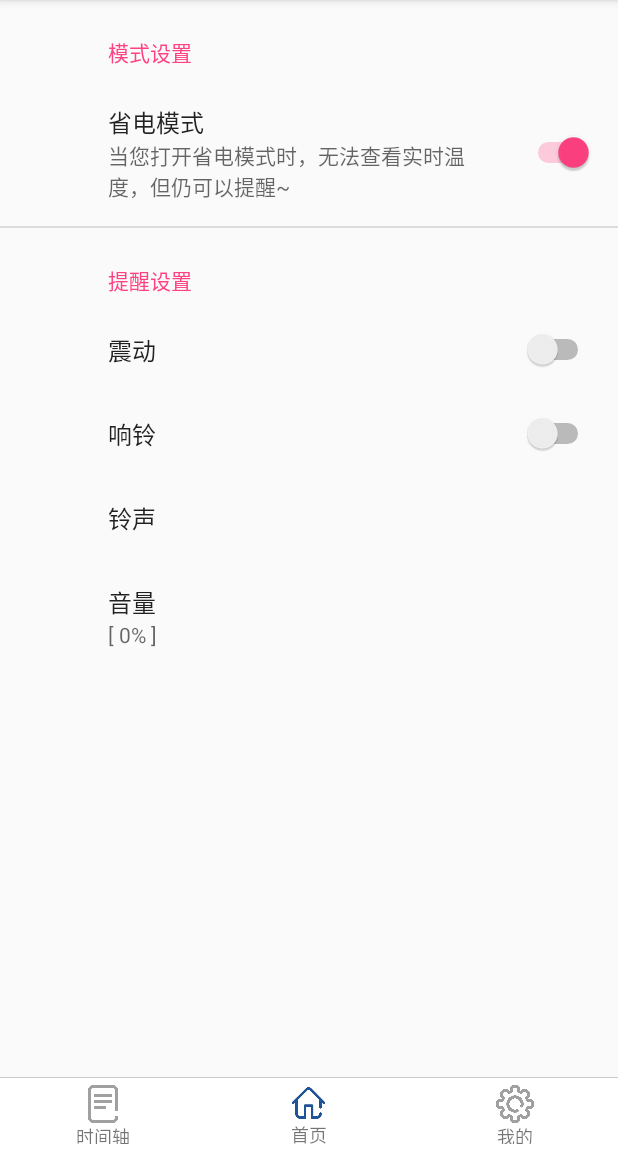
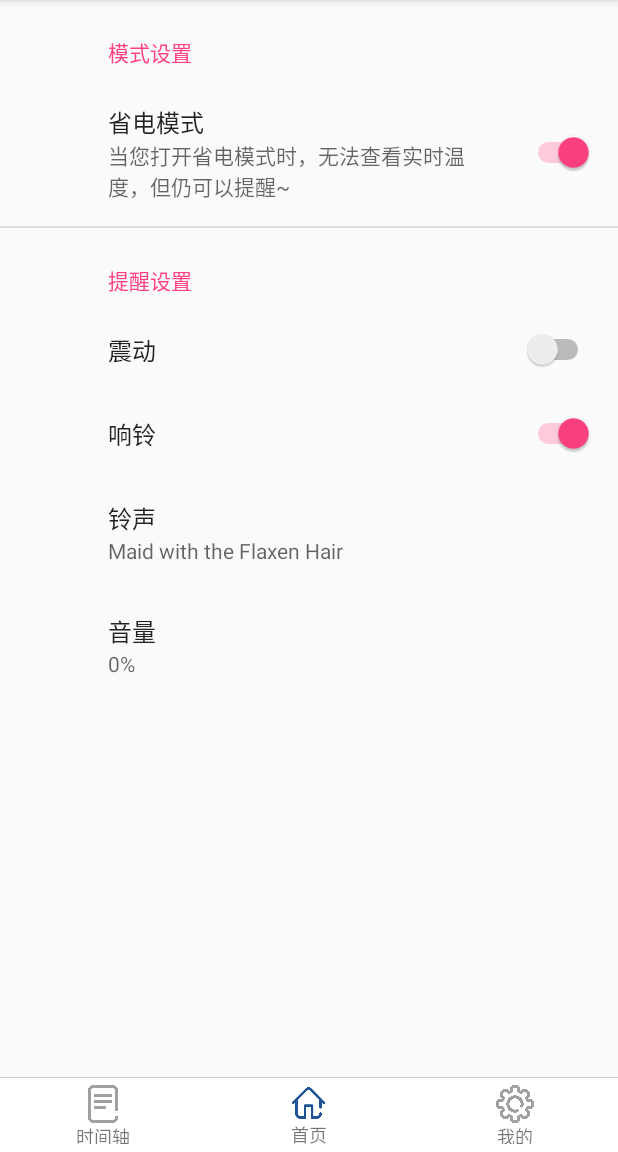
Before and after one commit to YuQiao0303/SmartDiaper, an Android app: the fragment SetupFragment placed in its activity, on a phone screen of 412 x 824 dp, the part 84-1236 px from its top. Run offline under Robolectric (Android 15) with nearby library versions, the phone set to English and light mode, and no system bars; our stand-ins replace androidx.preference; libraries missing offline, so code that uses them is left out: android.support.v7; 1 statement that could not run was skipped.

Commit message:
use MyApplication.getContext() set preferences enable and summary at first and when changed

```diff
--- a/SeekbarPreferenceLib/src/main/java/me/zhanghai/android/seekbarpreference/SeekBarPreference.java
+++ b/SeekbarPreferenceLib/src/main/java/me/zhanghai/android/seekbarpreference/SeekBarPreference.java
@@ -134,17 +134,18 @@ public class SeekBarPreference extends DialogPreference {
     }
 
     /**
+     * commented by YuQiao0303
      * {@inheritDoc}
      */
-    @Override
-    public CharSequence getSummary() {
-        CharSequence summary = super.getSummary();
-        if (summary == null) {
-            return null;
-        } else {
-            return String.format(summary.toString(), getProgress(), mSeekBar.getMax());
-        }
-    }
+//    @Override
+//    public CharSequence getSummary() {
+//        CharSequence summary = super.getSummary();
+//        if (summary == null) {
+//            return null;
+//        } else {
+//            return String.format(summary.toString(), getProgress(), mSeekBar.getMax());
+//        }
+//    }
 
     /**
      * Returns the raw summary of this Preference, not formatted as in getSummary().
--- a/app/src/main/AndroidManifest.xml
+++ b/app/src/main/AndroidManifest.xml
@@ -10,6 +10,7 @@
     <uses-permission android:name="android.permission.VIBRATE" />
 
     <application
+        android:name=".MyApplication"
         android:allowBackup="true"
         android:icon="@mipmap/ic_launcher"
         android:label="@string/app_name"
--- a/app/src/main/java/com/example/admin/smartdiaper/activity/HomeFragment.java
+++ b/app/src/main/java/com/example/admin/smartdiaper/activity/HomeFragment.java
@@ -26,6 +26,7 @@ import android.widget.Button;
 import android.widget.Switch;
 
 import com.example.admin.smartdiaper.MainActivity;
+import com.example.admin.smartdiaper.MyApplication;
 import com.example.admin.smartdiaper.R;
 
 import static android.content.Context.NOTIFICATION_SERVICE;
@@ -147,11 +148,11 @@ public class HomeFragment extends Fragment{
      */
     public void sendNotification() {
         //设置跳转到MainActivity 的 pendingintent，作为这条通知的点击事件
-        Intent intent = new Intent(this.getContext(), MainActivity.class);
-        PendingIntent pi = PendingIntent.getActivity(this.getContext(),0,intent,0);
+        Intent intent = new Intent(MyApplication.getContext(), MainActivity.class);
+        PendingIntent pi = PendingIntent.getActivity(MyApplication.getContext(),0,intent,0);
 
         NotificationManager manager = (NotificationManager) getActivity().getSystemService(NOTIFICATION_SERVICE);
-        Notification notification = new NotificationCompat.Builder(this.getContext(), "remind")  //注意了这里需要一个channelId
+        Notification notification = new NotificationCompat.Builder(MyApplication.getContext(), "remind")  //注意了这里需要一个channelId
                 .setContentTitle("宝宝尿了~")
                 .setContentText("可以更换纸尿裤了哦~")
                 .setSmallIcon(R.mipmap.ic_launcher_round)
@@ -177,7 +178,7 @@ public class HomeFragment extends Fragment{
         //创建震动服务对象
         Vibrator mVibrator;
         //获取手机震动服务
-        mVibrator=(Vibrator)this.getContext().getSystemService(Service.VIBRATOR_SERVICE);
+        mVibrator=(Vibrator)MyApplication.getContext().getSystemService(Service.VIBRATOR_SERVICE);
         long[] patter = {0, 500, 500, 500, 500, 500};  //静止xxms，震动xxms，静止xxms，震动xxms
         mVibrator.vibrate(patter, -1);  //循环，表示从数组的哪个下标开始循环，如果是-1表示不循环
 
@@ -204,9 +205,9 @@ public class HomeFragment extends Fragment{
 
         //加载全部音频
         //priority 目前没用
-        soundId[0] = soundPool.load(this.getContext(), R.raw.test_music0, 1);
-        soundId[1] = soundPool.load(this.getContext(), R.raw.test_music1, 1);
-        soundId[2] = soundPool.load(this.getContext(), R.raw.test_music2, 1);
+        soundId[0] = soundPool.load(MyApplication.getContext(), R.raw.test_music0, 1);
+        soundId[1] = soundPool.load(MyApplication.getContext(), R.raw.test_music1, 1);
+        soundId[2] = soundPool.load(MyApplication.getContext(), R.raw.test_music2, 1);
 
         //设置音频加载完毕监听事件
         soundPool.setOnLoadCompleteListener(new SoundPool.OnLoadCompleteListener() {
--- a/app/src/main/java/com/example/admin/smartdiaper/activity/SetupFragment.java
+++ b/app/src/main/java/com/example/admin/smartdiaper/activity/SetupFragment.java
@@ -19,8 +19,11 @@ import com.example.admin.smartdiaper.R;
 
 import me.zhanghai.android.seekbarpreference.SeekBarPreference;
 
-public class SetupFragment extends PreferenceFragmentCompat {
+public class SetupFragment extends PreferenceFragmentCompat implements SharedPreferences.OnSharedPreferenceChangeListener {
     private static final String TAG = "SetupFragment";
+    SwitchPreference ring;
+    ListPreference ringMusic;
+    SeekBarPreference ringVolume;
     public SetupFragment() {
         // Required empty public constructor
     }
@@ -28,11 +31,19 @@ public class SetupFragment extends PreferenceFragmentCompat {
 
     @Override
     public void onCreatePreferences(Bundle savedInstanceState,String rootKey) {
-        //getPreferenceManager().setSharedPreferencesName("mysetting");
+        Log.d(TAG, "onCreatePreferences: ");
         addPreferencesFromResource(R.xml.preference_settings);
+
+        ring = (SwitchPreference)findPreference("ring");
+        ringMusic = (ListPreference)findPreference("ring_music");
+        ringVolume = (SeekBarPreference)findPreference("ring_volume");
 
     }
 
+    /**
+     * 针对seekBarPreference 做专门处理
+     * @param preference
+     */
     @Override
     public void onDisplayPreferenceDialog(Preference preference) {
         if (!SeekBarPreference.onDisplayPreferenceDialog(this, preference)) {
@@ -40,19 +51,19 @@ public class SetupFragment extends PreferenceFragmentCompat {
         }
     }
 
-    //监听事件
+    /**
+     * 鼠标单击事件
+     * listview可以播放音乐
+     * @param preference
+     * @return
+     */
     @Override
     public boolean onPreferenceTreeClick(Preference preference){
         switch (preference.getKey())
         {
-            //设置铃声和音量是否可选
+
             case "ring" :{
-                SwitchPreference ring = (SwitchPreference)findPreference("ring");
-                ListPreference ringMusic = (ListPreference)findPreference("ring_music");
-                SeekBarPreference ringVolume = (SeekBarPreference)findPreference("ring_volume");
-
-                ringMusic.setEnabled(ring.isChecked());
-                ringVolume.setEnabled(ring.isChecked());
+                //播放音乐
                 break;
             }
         }
@@ -60,12 +71,42 @@ public class SetupFragment extends PreferenceFragmentCompat {
         return super.onPreferenceTreeClick(preference);
     }
 
-//    @Override
-//    public View onCreateView(LayoutInflater inflater, ViewGroup container,
-//                             Bundle savedInstanceState) {
-//        // Inflate the layout for this fragment
-//        return inflater.inflate(R.layout.fragment_setup, container, false);
-//    }
+    /**
+     * 设置更改事件
+     * @param sharedPreferences
+     * @param key
+     */
+    @Override
+    public void onSharedPreferenceChanged(SharedPreferences sharedPreferences, String key) {
+        Log.d(TAG, "onSharedPreferenceChanged: key = " + key);
+        setAll();
 
+    }
 
+    /**
+     * 设置铃声和音量是否可选
+     */
+    public void setAll(){
+        //setEnable
+        ringMusic.setEnabled(ring.isChecked());
+        ringVolume.setEnabled(ring.isChecked());
+
+        //setSummary
+        ringMusic.setSummary(ringMusic.getEntry());
+        ringVolume.setSummary(ringVolume.getProgress()+"%");
+
+    }
+
+    @Override
+    public void onResume() {
+        super.onResume();
+        setAll();
+        getPreferenceManager().getSharedPreferences().registerOnSharedPreferenceChangeListener(this);
+    }
+
+    @Override
+    public void onPause() {
+        getPreferenceManager().getSharedPreferences().unregisterOnSharedPreferenceChangeListener(this);
+        super.onPause();
+    }
 }
--- a/app/src/main/java/com/example/admin/smartdiaper/activity/TimeLineFragment.java
+++ b/app/src/main/java/com/example/admin/smartdiaper/activity/TimeLineFragment.java
@@ -14,6 +14,7 @@ import android.view.View;
 import android.view.ViewGroup;
 
 
+import com.example.admin.smartdiaper.MyApplication;
 import com.example.admin.smartdiaper.R;
 
 import com.example.admin.smartdiaper.adapter.TimeAdapter;
@@ -63,7 +64,7 @@ public class TimeLineFragment extends Fragment{
         initData();
 
         // recyclerview绑定适配器
-        rlView.setLayoutManager(new LinearLayoutManager(this.getContext()));
+        rlView.setLayoutManager(new LinearLayoutManager(MyApplication.getContext()));
         adapter = new TimeAdapter(list);
         rlView.setAdapter(adapter);
         return view;
@@ -76,7 +77,7 @@ public class TimeLineFragment extends Fragment{
      *----------------------------------------------------------------------*/
     private void initDatabase(){
         //创建数据库
-        dbHelper = new MyDatabaseHelper(this.getContext(), "SmartDiaper.db", null, 1);
+        dbHelper = new MyDatabaseHelper(MyApplication.getContext(), "SmartDiaper.db", null, 1);
         dbHelper.getWritableDatabase();   //检测有没有该名字的数据库，若没有则创建，同时调用dbHelper 的 onCreate 方法；若有就不会再创建了
         //添加测试数据
         //addTestData();
--- a/app/src/main/res/values/strings.xml
+++ b/app/src/main/res/values/strings.xml
@@ -9,7 +9,10 @@
 
 
 
+    <!--音量-->
+    <string name="ring_volume_default">100%</string>
     <!--铃声-->
+    <string name = "ring_music_default">Maid with the Flaxen Hair</string>
     <string-array name="ring_music_name">
         <item>Maid with the Flaxen Hair</item>
         <item>Kalimba</item>
--- a/app/src/main/res/xml/preference_settings.xml
+++ b/app/src/main/res/xml/preference_settings.xml
@@ -11,7 +11,8 @@
         <SwitchPreference
             android:key="save_power"
             android:title="省电模式"
-            android:summary="当您打开省电模式时，无法查看实时温度，但仍可以提醒~"/>
+            android:summary="当您打开省电模式时，无法查看实时温度，但仍可以提醒~"
+            android:defaultValue="false"/>
 
     </PreferenceCategory>
     <!-- 提醒设置 -->
@@ -20,25 +21,28 @@
         android:title="提醒设置">
         <SwitchPreference
             android:key="vibrate"
-            android:title="震动"/>
+            android:title="震动"
+            android:defaultValue="false"/>
         <SwitchPreference
             android:key="ring"
-            android:title="响铃"/>
+            android:title="响铃"
+            android:defaultValue="true"/>
         <ListPreference
             android:key="ring_music"
             android:title="铃声"
-
+            android:summary="@string/ring_music_default"
             android:dialogTitle="请选择提醒铃声"
             android:entries="@array/ring_music_name"
-            android:entryValues="@array/ring_music_id"/>
+            android:entryValues="@array/ring_music_id"
+            android:defaultValue="0"/>
 
 
         <me.zhanghai.android.seekbarpreference.SeekBarPreference
             android:key="ring_volume"
             android:max="100"
-            android:defaultValue="50"
+            android:defaultValue="100"
             android:title="音量"
-            android:summary="[ %1$s%% ]" />
+            android:summary="什么情况" />
     </PreferenceCategory>
 
 
```
Also changed, not shown: app/src/main/java/com/example/admin/smartdiaper/MyApplication.java (added, +32 -0 lines).
